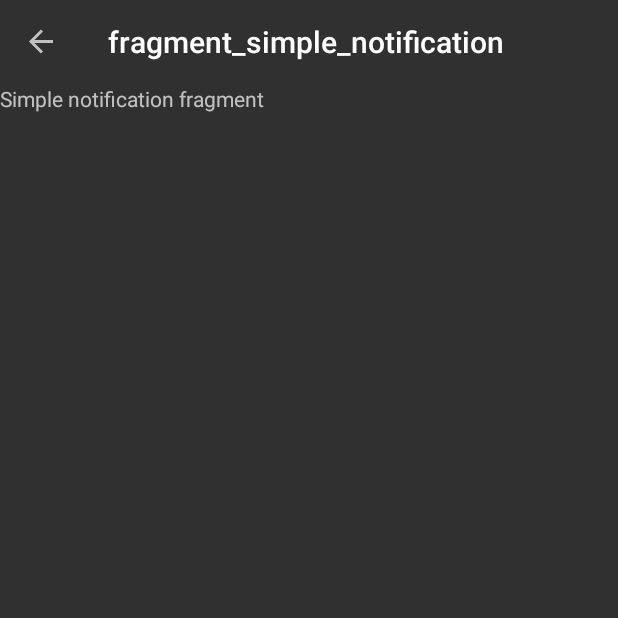
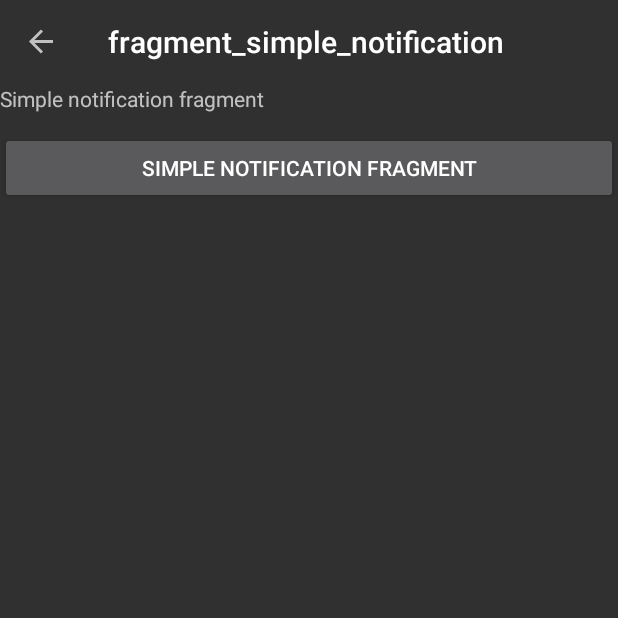
Before and after one commit to MT714/Notifications-A15, an Android app built with Jetpack Compose: the SimpleNotificationFragment screen opened through its navigation route, in the side drawer, after a tap on "Simple notification", on a phone screen of 412 x 824 dp, the top half of it. Run offline under Robolectric (Android 15) with nearby library versions, the phone set to English and light mode, and no system bars; our stand-ins replace navigation-ui.

Commit message:
Iniziato SimpleNotificationFragment

```diff
--- a/app/src/main/AndroidManifest.xml
+++ b/app/src/main/AndroidManifest.xml
@@ -1,7 +1,7 @@
 <?xml version="1.0" encoding="utf-8"?>
 <manifest xmlns:android="http://schemas.android.com/apk/res/android"
     xmlns:tools="http://schemas.android.com/tools">
-
+    <uses-permission android:name="android.permission.POST_NOTIFICATIONS" />
     <application
         android:allowBackup="true"
         android:dataExtractionRules="@xml/data_extraction_rules"
@@ -23,5 +23,4 @@
             </intent-filter>
         </activity>
     </application>
-
 </manifest>
--- a/app/src/main/java/com/embedded2025/notificationsa15/MainActivity.kt
+++ b/app/src/main/java/com/embedded2025/notificationsa15/MainActivity.kt
@@ -1,10 +1,19 @@
 package com.embedded2025.notificationsa15
 
+import android.Manifest
+import android.app.NotificationChannel
+import android.app.NotificationManager
+import android.content.Context
+import android.content.pm.PackageManager
+import android.os.Build
 import androidx.appcompat.app.AppCompatActivity
 import android.os.Bundle
 import android.util.Log
 import android.view.Menu
 import android.view.MenuItem
+import androidx.activity.result.contract.ActivityResultContracts
+import androidx.core.content.ContextCompat
+import androidx.core.content.PermissionChecker
 import androidx.navigation.findNavController
 import androidx.navigation.fragment.NavHostFragment
 import androidx.navigation.ui.AppBarConfiguration
@@ -14,7 +23,7 @@ import androidx.drawerlayout.widget.DrawerLayout
 import androidx.navigation.ui.NavigationUI
 import com.google.android.material.navigation.NavigationView
 import com.google.android.material.appbar.MaterialToolbar
-import kotlin.math.log
+
 
 class MainActivity : AppCompatActivity() {
     override fun onCreate(savedInstanceState: Bundle?) {
@@ -32,6 +41,29 @@ class MainActivity : AppCompatActivity() {
         toolbar.setupWithNavController(navController, appBarConfiguration)
         val navView = findViewById<NavigationView>(R.id.nav_view)
         NavigationUI.setupWithNavController(navView, navController)
+
+        askNotificationPermission()
+        createNotificationChannel()
+    }
+
+    private val requestPermissionLauncher = registerForActivityResult(
+        ActivityResultContracts.RequestPermission()
+    ) { isGranted ->
+        if (isGranted) {
+            Log.d("PERMISSION", "Permesso notifiche concesso")
+        } else {
+            Log.d("PERMISSION", "Permesso notifiche negato")
+        }
+    }
+
+    private fun askNotificationPermission() {
+        if (Build.VERSION.SDK_INT >= Build.VERSION_CODES.TIRAMISU) {
+            if (ContextCompat.checkSelfPermission(this, Manifest.permission.POST_NOTIFICATIONS)
+                != PackageManager.PERMISSION_GRANTED
+            ) {
+                requestPermissionLauncher.launch(Manifest.permission.POST_NOTIFICATIONS)
+            }
+        }
     }
 
     override fun onCreateOptionsMenu(menu: Menu): Boolean {
@@ -44,4 +76,29 @@ class MainActivity : AppCompatActivity() {
         return item.onNavDestinationSelected(navController)
                 || super.onOptionsItemSelected(item)
     }
+
+    override fun onRequestPermissionsResult(requestCode: Int, permissions: Array<out String>, grantResults: IntArray)
+    {
+        //verifico che l'utente abbia dato il permesso per le notifiche
+        val p = grantResults[0] == PermissionChecker.PERMISSION_GRANTED
+        super.onRequestPermissionsResult(requestCode, permissions, grantResults)
+        Log.i(TAG, "Notification runtime permission granted: $p")
+    }
+
+    private fun createNotificationChannel(){
+        val name = "Notification"
+        val descriptionText = "Canale per notifiche semplici"
+        val importance = NotificationManager.IMPORTANCE_HIGH
+        val channel = NotificationChannel("default_channel", name, importance).apply {
+            description = descriptionText
+        }
+
+        val notificationManager: NotificationManager =
+            getSystemService(Context.NOTIFICATION_SERVICE) as NotificationManager
+        notificationManager.createNotificationChannel(channel)
+    }
+
+    companion object{
+        private val TAG = MainActivity::class.simpleName
+    }
 }
--- a/app/src/main/java/com/embedded2025/notificationsa15/SimpleNotificationFragment.kt
+++ b/app/src/main/java/com/embedded2025/notificationsa15/SimpleNotificationFragment.kt
@@ -1,10 +1,17 @@
 package com.embedded2025.notificationsa15
 
+import android.content.Context
+import android.content.pm.PackageManager
+import android.os.Build
 import android.os.Bundle
 import androidx.fragment.app.Fragment
 import android.view.LayoutInflater
 import android.view.View
 import android.view.ViewGroup
+import android.widget.Button
+import androidx.core.app.NotificationCompat
+import androidx.core.app.NotificationManagerCompat
+import androidx.core.content.ContextCompat
 
 class SimpleNotificationFragment : Fragment() {
 
@@ -12,7 +19,36 @@ class SimpleNotificationFragment : Fragment() {
         inflater: LayoutInflater, container: ViewGroup?,
         savedInstanceState: Bundle?
     ): View? {
-        // Inflate the layout for this fragment
-        return inflater.inflate(R.layout.fragment_simple_notification, container, false)
+        val view = inflater.inflate(R.layout.fragment_simple_notification, container, false)
+
+        val button = view.findViewById<Button>(R.id.btnSimpleNotification)
+        button.setOnClickListener {
+
+            showSimpleNotification(requireContext())
+        }
+
+        return view
     }
+
+    private fun showSimpleNotification(context: Context){
+        val builder = NotificationCompat.Builder(context, "default_channel")
+            .setSmallIcon(R.drawable.ic_launcher_background)
+            .setContentTitle(context.getString(R.string.simple_notification_title))
+            .setContentText(context.getString(R.string.simple_notification_text))
+            .setPriority(NotificationCompat.PRIORITY_HIGH)
+            .setVisibility(NotificationCompat.VISIBILITY_PUBLIC)
+            .setDefaults(NotificationCompat.DEFAULT_ALL)
+
+
+        if(Build.VERSION.SDK_INT < Build.VERSION_CODES.TIRAMISU ||
+            ContextCompat.checkSelfPermission(context, android.Manifest.permission.POST_NOTIFICATIONS) == PackageManager.PERMISSION_GRANTED){
+
+            with(NotificationManagerCompat.from(context)) {
+                notify(1, builder.build())
+            }
+
+        }
+
+    }
+
 }
--- a/app/src/main/res/layout/fragment_simple_notification.xml
+++ b/app/src/main/res/layout/fragment_simple_notification.xml
@@ -10,4 +10,12 @@
         android:layout_height="match_parent"
         android:text="@string/simple_notification_text" />
 
+    <Button
+        android:id="@+id/btnSimpleNotification"
+        android:layout_width="match_parent"
+        android:layout_height="wrap_content"
+        android:text="@string/simple_notification_text"
+        android:layout_marginTop="32dp"
+        />
+
 </FrameLayout>
```
